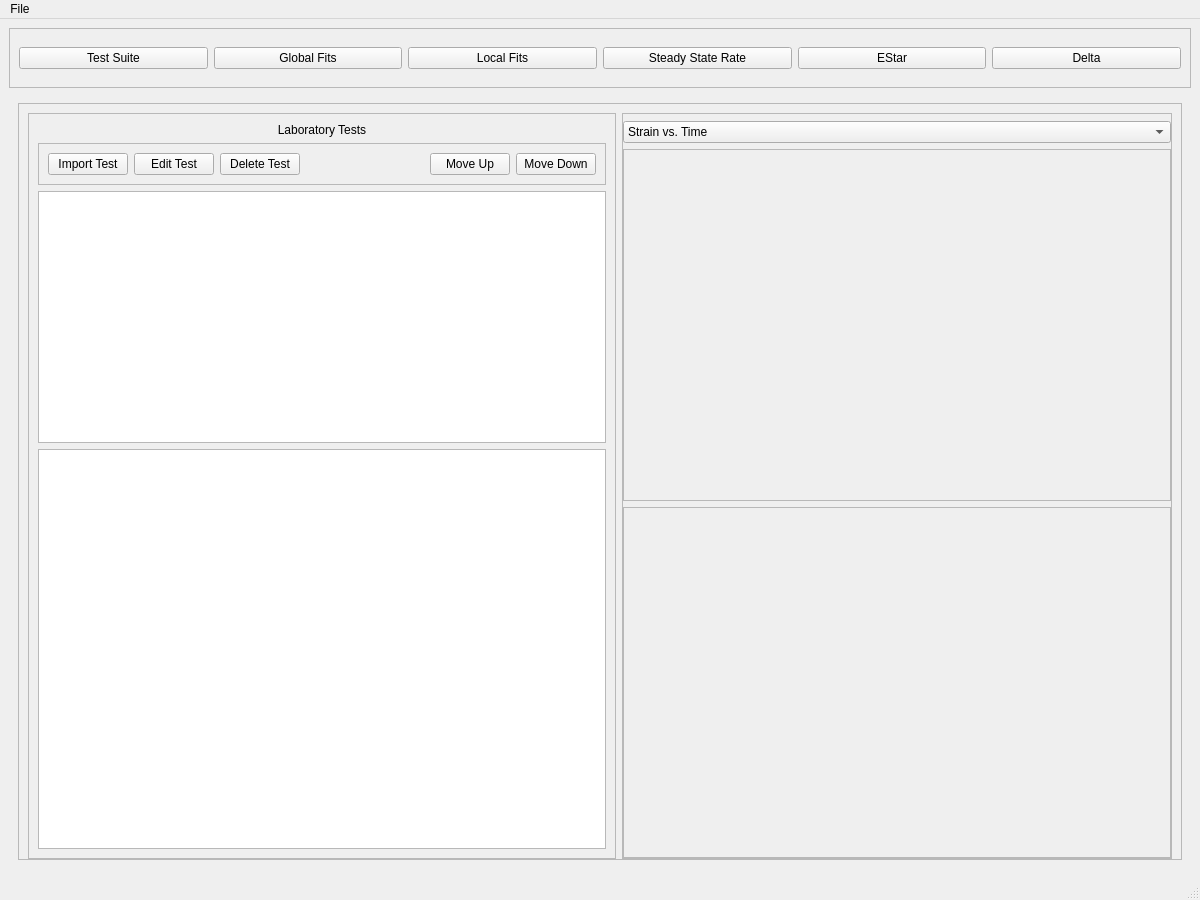
sd-brady/creeper, file src/frontend/designer/ui_main.ui: the form before one commit.
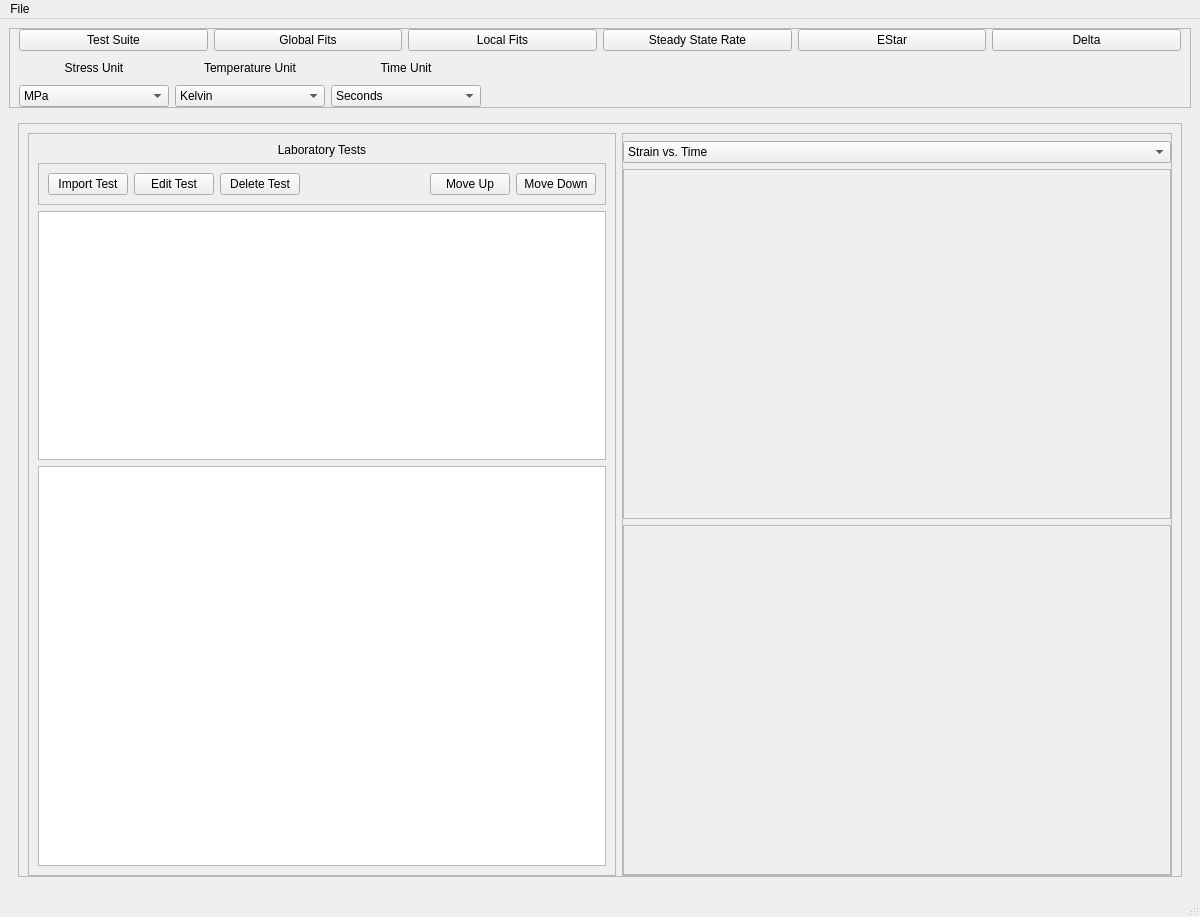
The form after the commit.

What changed in the file:
```diff
--- a/src/frontend/designer/ui_main.ui
+++ b/src/frontend/designer/ui_main.ui
@@ -20,13 +20,13 @@
       <property name="minimumSize">
        <size>
         <width>0</width>
-        <height>60</height>
+        <height>80</height>
        </size>
       </property>
       <property name="maximumSize">
        <size>
         <width>16777215</width>
-        <height>60</height>
+        <height>120</height>
        </size>
       </property>
       <property name="styleSheet">
@@ -40,7 +40,7 @@
       <property name="frameShadow">
        <enum>QFrame::Raised</enum>
       </property>
-      <layout class="QHBoxLayout" name="horizontalLayout_2">
+      <layout class="QVBoxLayout" name="verticalLayout_5">
        <property name="topMargin">
         <number>0</number>
        </property>
@@ -93,6 +93,140 @@
          </item>
         </layout>
        </item>
+       <item>
+        <layout class="QGridLayout" name="gridLayout">
+         <item row="0" column="1">
+          <widget class="QLabel" name="label_6">
+           <property name="minimumSize">
+            <size>
+             <width>150</width>
+             <height>0</height>
+            </size>
+           </property>
+           <property name="text">
+            <string>Temperature Unit</string>
+           </property>
+           <property name="alignment">
+            <set>Qt::AlignCenter</set>
+           </property>
+          </widget>
+         </item>
+         <item row="1" column="0">
+          <widget class="QComboBox" name="comboBox">
+           <property name="currentIndex">
+            <number>0</number>
+           </property>
+           <item>
+            <property name="text">
+             <string>MPa</string>
+            </property>
+           </item>
+           <item>
+            <property name="text">
+             <string>psi</string>
+            </property>
+           </item>
+          </widget>
+         </item>
+         <item row="0" column="0">
+          <widget class="QLabel" name="label_5">
+           <property name="minimumSize">
+            <size>
+             <width>150</width>
+             <height>0</height>
+            </size>
+           </property>
+           <property name="text">
+            <string>Stress Unit</string>
+           </property>
+           <property name="alignment">
+            <set>Qt::AlignCenter</set>
+           </property>
+          </widget>
+         </item>
+         <item row="0" column="2">
+          <widget class="QLabel" name="label_7">
+           <property name="minimumSize">
+            <size>
+             <width>150</width>
+             <height>0</height>
+            </size>
+           </property>
+           <property name="text">
+            <string>Time Unit</string>
+           </property>
+           <property name="alignment">
+            <set>Qt::AlignCenter</set>
+           </property>
+          </widget>
+         </item>
+         <item row="0" column="3">
+          <spacer name="horizontalSpacer_2">
+           <property name="orientation">
+            <enum>Qt::Horizontal</enum>
+           </property>
+           <property name="sizeHint" stdset="0">
+            <size>
+             <width>40</width>
+             <height>20</height>
+            </size>
+           </property>
+          </spacer>
+         </item>
+         <item row="1" column="1">
+          <widget class="QComboBox" name="comboBox_2">
+           <property name="currentIndex">
+            <number>0</number>
+           </property>
+           <item>
+            <property name="text">
+             <string>Kelvin</string>
+            </property>
+           </item>
+           <item>
+            <property name="text">
+             <string>Rankine</string>
+            </property>
+           </item>
+          </widget>
+         </item>
+         <item row="1" column="2">
+          <widget class="QComboBox" name="comboBox_3">
+           <property name="currentIndex">
+            <number>0</number>
+           </property>
+           <item>
+            <property name="text">
+             <string>Seconds</string>
+            </property>
+           </item>
+           <item>
+            <property name="text">
+             <string>Days</string>
+            </property>
+           </item>
+           <item>
+            <property name="text">
+             <string>Years</string>
+            </property>
+           </item>
+          </widget>
+         </item>
+         <item row="1" column="3">
+          <spacer name="horizontalSpacer_3">
+           <property name="orientation">
+            <enum>Qt::Horizontal</enum>
+           </property>
+           <property name="sizeHint" stdset="0">
+            <size>
+             <width>40</width>
+             <height>20</height>
+            </size>
+           </property>
+          </spacer>
+         </item>
+        </layout>
+       </item>
       </layout>
      </widget>
     </item>
```
